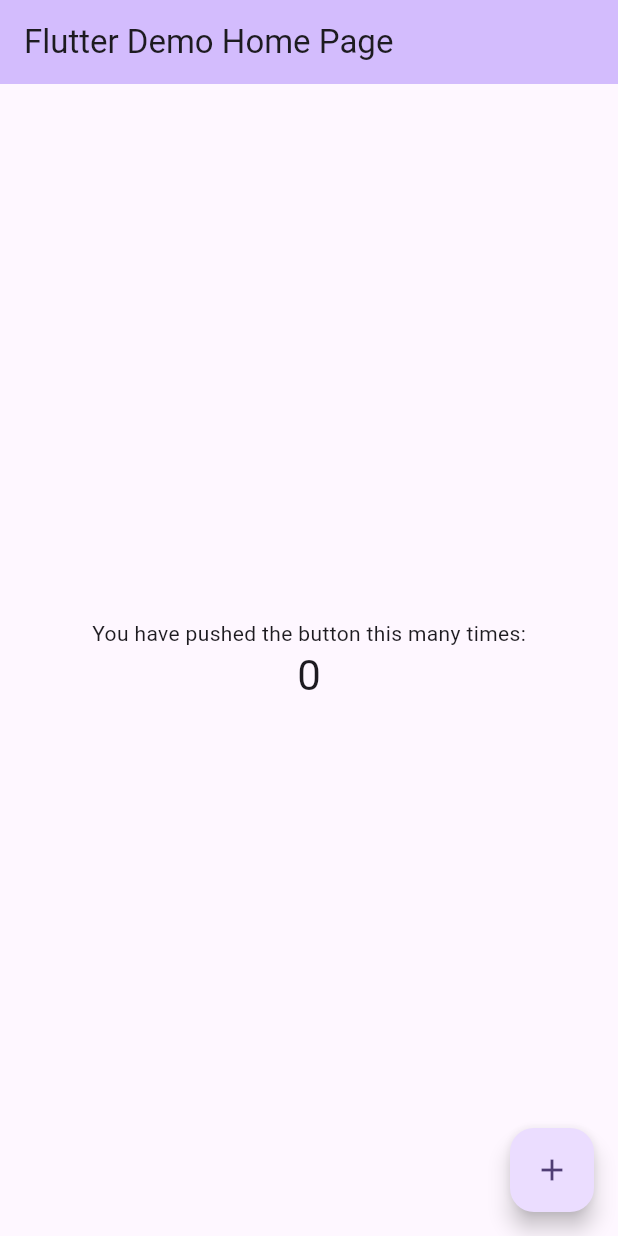
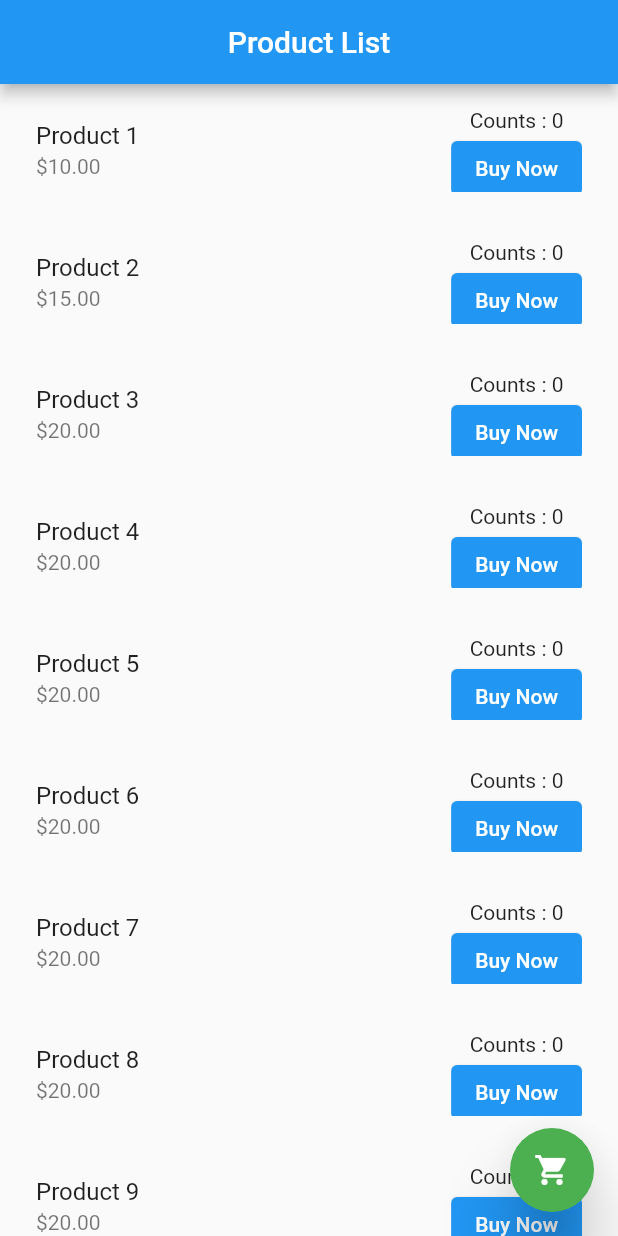
Before and after one commit to csearafat01/module_7, a Flutter app: the screen it shows after launch, on a phone screen of 412 x 824 dp. Run offline on Flutter 3.47's test engine with Material 2 defaults, Android fonts, the phone set to English and light mode, and no system bars.

Commit message:
module 7 assignment

```diff
--- a/lib/main.dart
+++ b/lib/main.dart
@@ -7,119 +7,151 @@ void main() {
 class MyApp extends StatelessWidget {
   const MyApp({super.key});
 
-  // This widget is the root of your application.
   @override
   Widget build(BuildContext context) {
-    return MaterialApp(
-      title: 'Flutter Demo',
-      theme: ThemeData(
-        // This is the theme of your application.
-        //
-        // TRY THIS: Try running your application with "flutter run". You'll see
-        // the application has a blue toolbar. Then, without quitting the app,
-        // try changing the seedColor in the colorScheme below to Colors.green
-        // and then invoke "hot reload" (save your changes or press the "hot
-        // reload" button in a Flutter-supported IDE, or press "r" if you used
-        // the command line to start the app).
-        //
-        // Notice that the counter didn't reset back to zero; the application
-        // state is not lost during the reload. To reset the state, use hot
-        // restart instead.
-        //
-        // This works for code too, not just values: Most code changes can be
-        // tested with just a hot reload.
-        colorScheme: ColorScheme.fromSeed(seedColor: Colors.deepPurple),
-        useMaterial3: true,
-      ),
-      home: const MyHomePage(title: 'Flutter Demo Home Page'),
+    return const MaterialApp(
+      debugShowCheckedModeBanner: false,
+      home: ProductList(),
     );
   }
 }
 
-class MyHomePage extends StatefulWidget {
-  const MyHomePage({super.key, required this.title});
+class Product {
+  final String name;
+  final double price;
+  int quantity;
 
-  // This widget is the home page of your application. It is stateful, meaning
-  // that it has a State object (defined below) that contains fields that affect
-  // how it looks.
+  Product(this.name, this.price, this.quantity);
+}
 
-  // This class is the configuration for the state. It holds the values (in this
-  // case the title) provided by the parent (in this case the App widget) and
-  // used by the build method of the State. Fields in a Widget subclass are
-  // always marked "final".
 
-  final String title;
+class ProductList extends StatefulWidget {
+  const ProductList({super.key});
 
   @override
-  State<MyHomePage> createState() => _MyHomePageState();
+  _ProductListState createState() => _ProductListState();
 }
 
-class _MyHomePageState extends State<MyHomePage> {
-  int _counter = 0;
+class _ProductListState extends State<ProductList> {
+  List<Product> products = [
+    Product("Product 1", 10.0, 0),
+    Product("Product 2", 15.0, 0),
+    Product("Product 3", 20.0, 0),
+    Product("Product 4", 20.0, 0),
+    Product("Product 5", 20.0, 0),
+    Product("Product 6", 20.0, 0),
+    Product("Product 7", 20.0, 0),
+    Product("Product 8", 20.0, 0),
+    Product("Product 9", 20.0, 0),
+    Product("Product 10", 20.0, 0),
+    Product("Product 11", 20.0, 0),
+    Product("Product 12", 20.0, 0),
+    Product("Product 13", 20.0, 0),
+    Product("Product 14", 20.0, 0),
+    Product("Product 15", 20.0, 0),
+    Product("Product 16", 20.0, 0),
+    Product("Product 17", 20.0, 0),
+    Product("Product 18", 20.0, 0),
 
-  void _incrementCounter() {
-    setState(() {
-      // This call to setState tells the Flutter framework that something has
-      // changed in this State, which causes it to rerun the build method below
-      // so that the display can reflect the updated values. If we changed
-      // _counter without calling setState(), then the build method would not be
-      // called again, and so nothing would appear to happen.
-      _counter++;
-    });
-  }
+  ];
 
   @override
   Widget build(BuildContext context) {
-    // This method is rerun every time setState is called, for instance as done
-    // by the _incrementCounter method above.
-    //
-    // The Flutter framework has been optimized to make rerunning build methods
-    // fast, so that you can just rebuild anything that needs updating rather
-    // than having to individually change instances of widgets.
     return Scaffold(
       appBar: AppBar(
-        // TRY THIS: Try changing the color here to a specific color (to
-        // Colors.amber, perhaps?) and trigger a hot reload to see the AppBar
-        // change color while the other colors stay the same.
-        backgroundColor: Theme.of(context).colorScheme.inversePrimary,
-        // Here we take the value from the MyHomePage object that was created by
-        // the App.build method, and use it to set our appbar title.
-        title: Text(widget.title),
-      ),
-      body: Center(
-        // Center is a layout widget. It takes a single child and positions it
-        // in the middle of the parent.
-        child: Column(
-          // Column is also a layout widget. It takes a list of children and
-          // arranges them vertically. By default, it sizes itself to fit its
-          // children horizontally, and tries to be as tall as its parent.
-          //
-          // Column has various properties to control how it sizes itself and
-          // how it positions its children. Here we use mainAxisAlignment to
-          // center the children vertically; the main axis here is the vertical
-          // axis because Columns are vertical (the cross axis would be
-          // horizontal).
-          //
-          // TRY THIS: Invoke "debug painting" (choose the "Toggle Debug Paint"
-          // action in the IDE, or press "p" in the console), to see the
-          // wireframe for each widget.
-          mainAxisAlignment: MainAxisAlignment.center,
-          children: <Widget>[
-            const Text(
-              'You have pushed the button this many times:',
-            ),
-            Text(
-              '$_counter',
-              style: Theme.of(context).textTheme.headlineMedium,
-            ),
-          ],
+        title: const Center(
+            child: Text("Product List")
         ),
       ),
       floatingActionButton: FloatingActionButton(
-        onPressed: _incrementCounter,
-        tooltip: 'Increment',
-        child: const Icon(Icons.add),
-      ), // This trailing comma makes auto-formatting nicer for build methods.
+        elevation: 18,
+        backgroundColor: Colors.green,
+        onPressed: (){Navigator.of(context).push(MaterialPageRoute(
+          builder: (context) => CartPage(products),
+        ));
+        },
+        child: const Icon(Icons.shopping_cart),
+      ),
+      body: ListView.builder(
+        shrinkWrap: true,
+        itemCount: products.length,
+        itemBuilder: (context, index) {
+          final product = products[index];
+          return Padding(
+            padding: const EdgeInsets.all(8.0),
+            child: Column(
+              children: [
+                ListTile(
+                  title: Text(product.name),
+                  subtitle: Text("\$${product.price.toStringAsFixed(2)}"),
+                  trailing: SingleChildScrollView(
+                    child: Column(
+                      children: [
+                        Text('Counts : ${product.quantity.toString()}', style: const TextStyle(
+                          fontSize: 14,
+                        ),),
+                        ElevatedButton(
+                          onPressed: () {
+                            setState(() {
+                              product.quantity++;
+                              if (product.quantity == 5) {
+                                showDialog(
+                                  context: context,
+                                  builder: (context) {
+                                    return AlertDialog(
+                                      title: const Text("Congratulations!"),
+                                      content: Text("You've bought 5 ${product.name}!"),
+                                      actions: [
+                                        TextButton(
+                                          child: const Text("OK"),
+                                          onPressed: () {
+                                            Navigator.of(context).pop();
+                                          },
+                                        ),
+                                      ],
+                                    );
+                                  },
+                                );
+                              }
+                            });
+                          },
+
+                          style: ButtonStyle(
+                              backgroundColor: MaterialStateProperty.all<Color>(Colors.blue),
+                            ),
+                          child: const Text('Buy Now'),
+                          ),
+                      ],
+                    ),
+                  ),
+                ),
+              ],
+            ),
+          );
+        },
+      ),
     );
   }
 }
+
+class CartPage extends StatelessWidget {
+  final List<Product> products;
+
+  const CartPage(this.products, {super.key});
+
+  @override
+  Widget build(BuildContext context) {
+    int totalQuantity = products.fold(0, (sum, product) => sum + product.quantity);
+
+    return Scaffold(
+      appBar: AppBar(
+        title: const Center(
+            child: Text("Cart")
+        ),
+      ),
+      body: Center(
+        child: Text("Total Products: $totalQuantity"),
+      ),
+    );
+  }
+}
```
Also changed, not shown: 1 other file.
